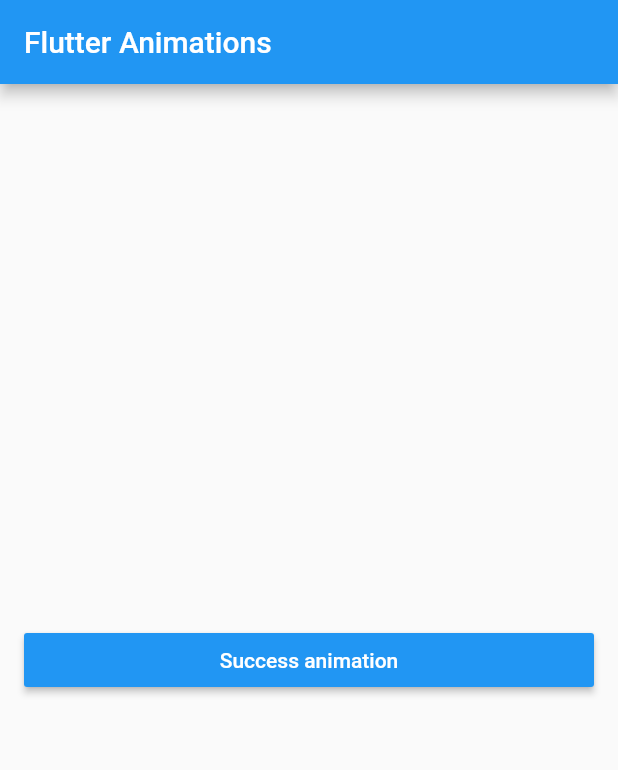
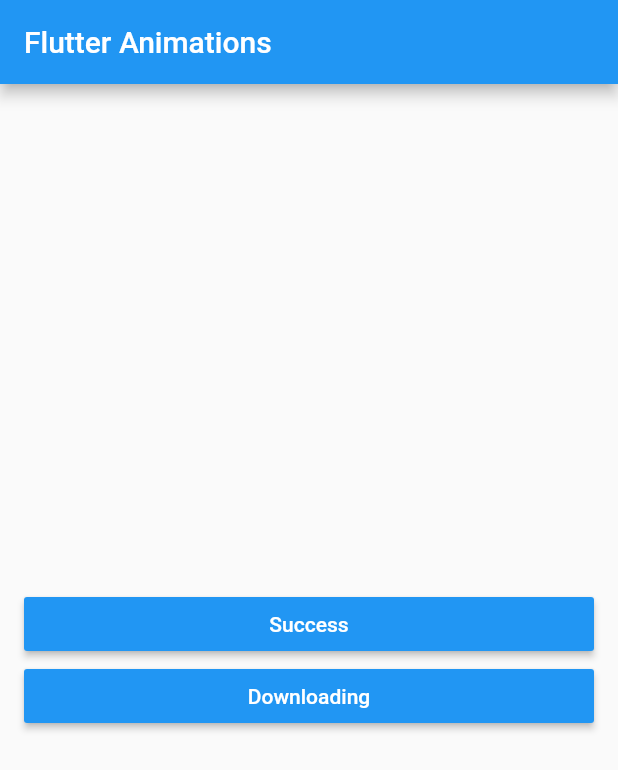
Before and after one commit to chiuchiolo30/flutter-animations, a Flutter app: the screen it shows after launch, on a phone screen of 412 x 824 dp. Shown: the top 770 px of the screen. Run offline on Flutter 3.47's test engine with Material 2 defaults, Android fonts, the phone set to English and light mode, and no system bars.

Commit message:
downloading

```diff
--- /dev/null
+++ b/lib/animations/animations.dart
@@ -0,0 +1,2 @@
+export 'package:flutter_animations/animations/success_animation.dart';
+export 'package:flutter_animations/animations/downloading_animation.dart';
--- a/lib/home/home_screen.dart
+++ b/lib/home/home_screen.dart
@@ -1,5 +1,5 @@
 import 'package:flutter/material.dart';
-import 'package:flutter_animations/animations/success_animation.dart';
+import 'package:flutter_animations/animations/animations.dart';
 
 
 class MyHomeScreen extends StatefulWidget {
@@ -29,7 +29,7 @@ class _MyHomeScreenState extends State<MyHomeScreen> {
           children: <Widget>[
             MaterialButton(
               color: Colors.blue,
-              child: const Text('Success animation', style: TextStyle(color: Colors.white),),
+              child: const Text('Success', style: TextStyle(color: Colors.white),),
               onPressed: () {
                 Navigator.of(context).push(
                   PageRouteBuilder(
@@ -51,7 +51,14 @@ class _MyHomeScreenState extends State<MyHomeScreen> {
                     )
                   );
               },
-            )
+            ),
+            MaterialButton(
+              color: Colors.blue,
+              child: const Text('Downloading', style: TextStyle(color: Colors.white),),
+              onPressed: () {
+                Navigator.of(context).push(MaterialPageRoute(builder: (_) => const DownloadingAnimation()));
+              },
+            ),
           ],
         ),
       ),
```
Also changed, not shown: lib/animations/downloading_animation.dart (added, +70 -0 lines).
